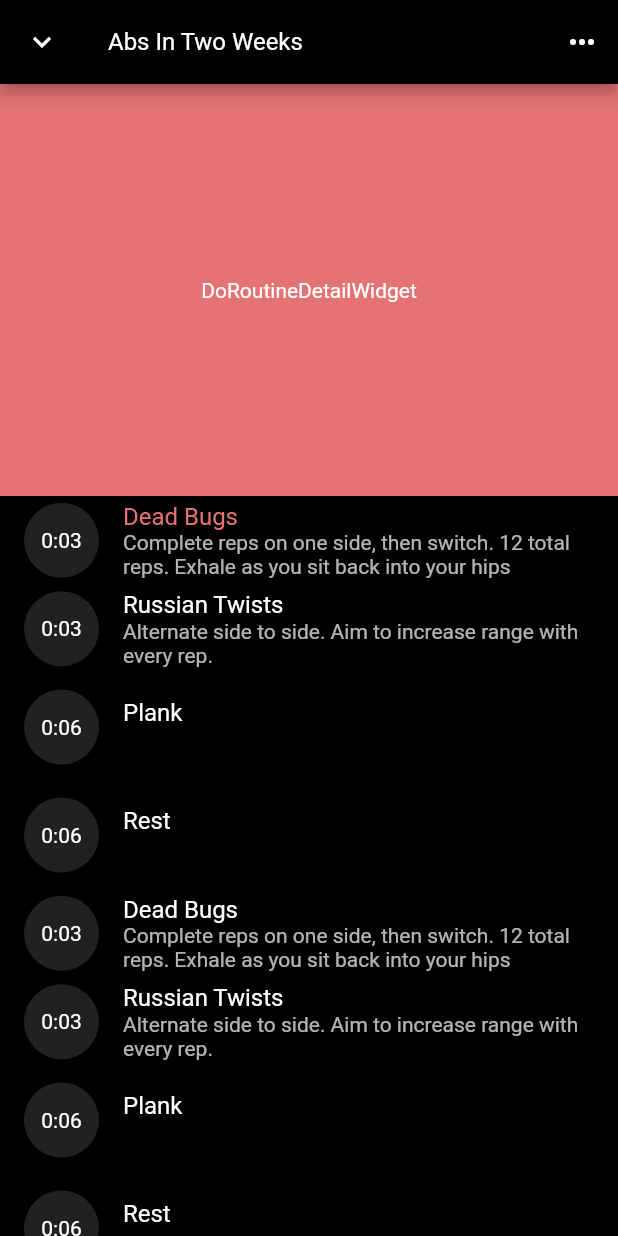
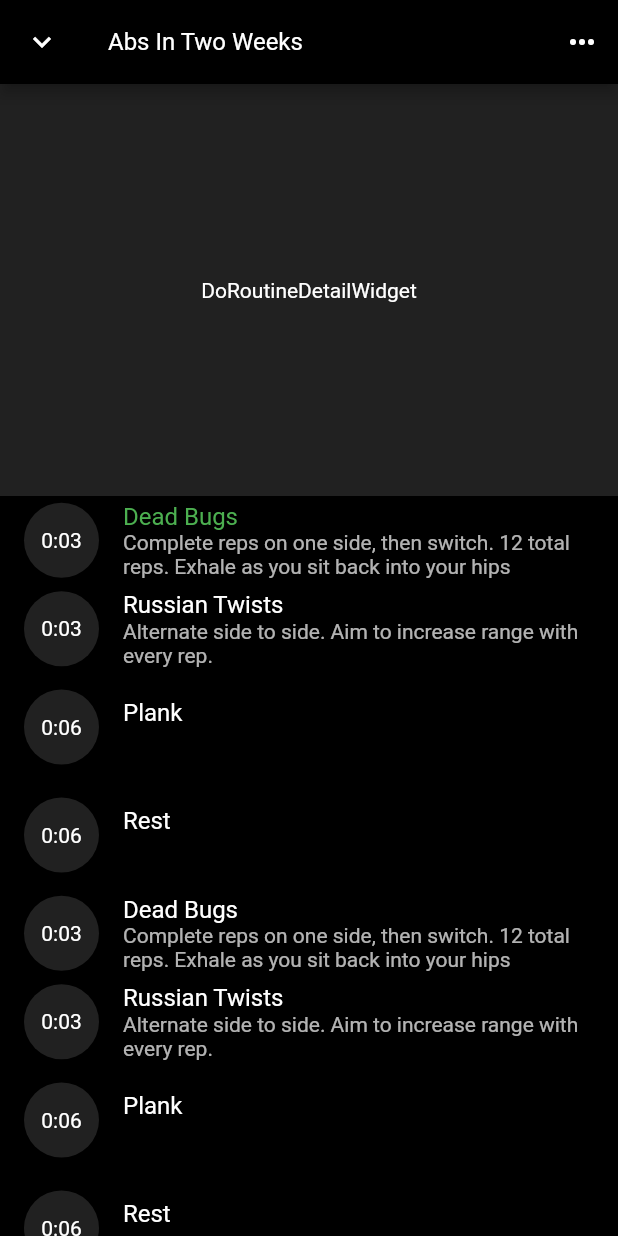
Before and after one commit to ivedone/mvp, a Flutter app: the DoRoutineFullScreenModal screen opened directly, on a phone screen of 412 x 824 dp. Run offline on Flutter 3.47's test engine with Material 2 defaults, Android fonts, the phone set to English and light mode, and no system bars; drawn by our look-alikes of scrollable_positioned_list.

Commit message:
DoRoutineDetailWidget is resizable

```diff
--- a/lib/app.dart
+++ b/lib/app.dart
@@ -1,5 +1,5 @@
 import 'package:flutter/material.dart';
-import 'package:mvp/screens/home.dart';
+import 'package:mvp/screens/do_routine.dart';
 import 'package:mvp/theme/theme.dart';
 
 class IvedoneApp extends StatelessWidget {
@@ -11,6 +11,6 @@ class IvedoneApp extends StatelessWidget {
         title: 'ivedone',
         theme: activeTheme,
         debugShowCheckedModeBanner: false,
-        home: const HomeScreen());
+        home: const DoRoutineFullScreenModal());
   }
 }
--- a/lib/components/do_routine/detail.dart
+++ b/lib/components/do_routine/detail.dart
@@ -0,0 +1,15 @@
+import 'package:flutter/material.dart';
+
+class DoRoutineDetailWidget extends StatelessWidget {
+  const DoRoutineDetailWidget({Key? key}) : super(key: key);
+
+  @override
+  Widget build(BuildContext context) {
+    double height = MediaQuery.of(context).size.height / 3;
+    return SizedBox(
+        height: height,
+        child: Container(
+            color: Theme.of(context).colorScheme.primaryVariant,
+            child: const Center(child: Text('DoRoutineDetailWidget'))));
+  }
+}
--- a/lib/components/do_routine/list.dart
+++ b/lib/components/do_routine/list.dart
@@ -1,9 +1,11 @@
 import 'package:flutter/material.dart';
 import 'package:provider/provider.dart';
 import 'package:scrollable_positioned_list/scrollable_positioned_list.dart';
-import 'package:mvp/components/do_routine/task.dart';
+
 import 'package:mvp/models/do_routine.dart';
 import 'package:mvp/models/routine.dart';
+
+import 'package:mvp/components/do_routine/task.dart';
 
 class DoRoutineListWidget extends StatefulWidget {
   const DoRoutineListWidget({Key? key}) : super(key: key);
@@ -51,7 +53,7 @@ class _DoRoutineListWidgetState extends State<DoRoutineListWidget> {
             selector: (_, DoRoutineModel doRoutine) => doRoutine.index,
             builder: (BuildContext listContext, int currentIndex, __) {
               final int length = routine.length;
-              final double spacerHeight =
+              double spacerHeight =
                   2 * MediaQuery.of(listContext).size.height / 3 - 120;
               return Expanded(
                   child: ScrollablePositionedList.builder(
--- a/lib/screens/do_routine.dart
+++ b/lib/screens/do_routine.dart
@@ -1,7 +1,9 @@
 import 'package:flutter/material.dart';
+import 'package:provider/provider.dart';
+
+import 'package:mvp/models/do_routine.dart';
 import 'package:mvp/components/do_routine/list.dart';
-import 'package:mvp/models/do_routine.dart';
-import 'package:provider/provider.dart';
+import 'package:mvp/components/do_routine/detail.dart';
 
 class DoRoutineFullScreenModal extends StatelessWidget {
   const DoRoutineFullScreenModal({
@@ -35,16 +37,9 @@ class DoRoutineFullScreenModal extends StatelessWidget {
                 ]),
             body: Column(
               crossAxisAlignment: CrossAxisAlignment.stretch,
-              children: [
-                /// DoRoutineDetailWidget
-                /// TODO: Make DoRoutineDetailWidget resiazable as window size changes
-                SizedBox(
-                    height: MediaQuery.of(context).size.height / 3,
-                    child: Container(
-                        color: Colors.red[300],
-                        child: const Center(
-                            child: Text('DoRoutineDetailWidget')))),
-                const Expanded(child: DoRoutineListWidget()),
+              children: const [
+                DoRoutineDetailWidget(),
+                Expanded(child: DoRoutineListWidget()),
               ],
             ),
           );
--- a/lib/theme/colors.dart
+++ b/lib/theme/colors.dart
@@ -3,11 +3,11 @@ import 'package:flutter/material.dart';
 final ColorScheme activeColorScheme = ColorScheme(
   primary: Colors.black,
   primaryVariant: Colors.grey.shade900,
-  secondary: Colors.red.shade300,
-  secondaryVariant: Colors.red.shade700,
+  secondary: Colors.green.shade500,
+  secondaryVariant: Colors.green.shade700,
   surface: const Color.fromRGBO(0, 0, 0, 0.75),
   background: Colors.black,
-  error: Colors.red.shade700,
+  error: Colors.green.shade700,
   onPrimary: Colors.white,
   onSecondary: Colors.white,
   onSurface: Colors.white,
```
